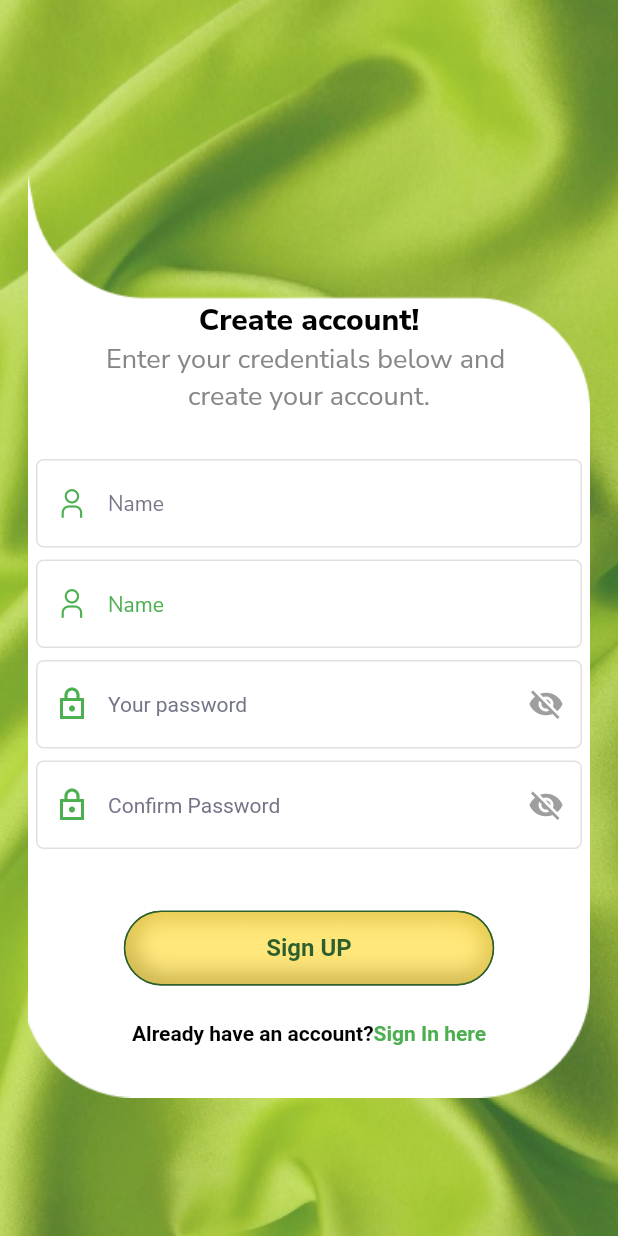
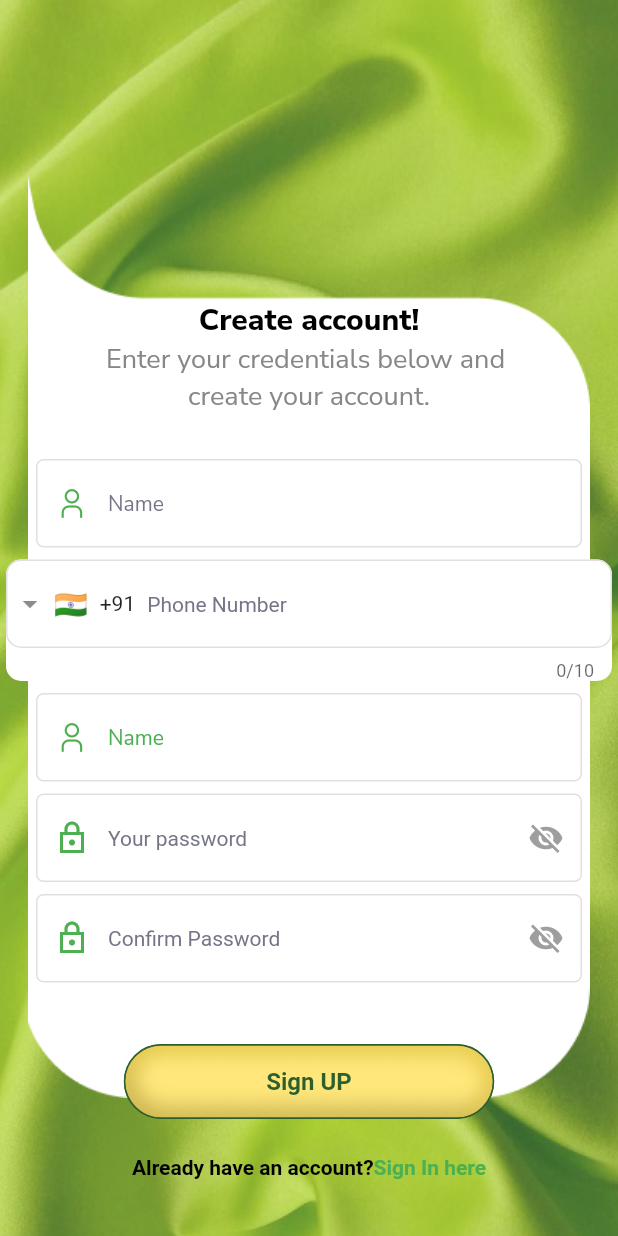
Before and after one commit to amanwebmobril/FindYourlove, a Flutter app: the RegisterPage screen opened directly, on a phone screen of 412 x 824 dp. Run offline on Flutter 3.47's test engine with Material 2 defaults, Android fonts, the phone set to English and light mode, and no system bars; drawn by our look-alikes of intl_phone_field; our stand-ins replace shared_preferences; accounts and stored records are empty; Roboto replaces fonts that are missing (Quicksand).

```diff
--- a/lib/features/auth/design/register.dart
+++ b/lib/features/auth/design/register.dart
@@ -7,6 +7,7 @@ import 'package:findyourlove/components/helpers/appcolor.dart';
 import 'package:findyourlove/components/helpers/button.dart';
 import 'package:findyourlove/components/icons.dart';
 import 'package:flutter/material.dart';
+import 'package:intl_phone_field/intl_phone_field.dart';
 import 'package:shared_preferences/shared_preferences.dart';
 
 import 'forgotpassword.dart';
@@ -20,7 +21,8 @@ class RegisterPage extends StatefulWidget {
 
 class _RegisterPageState extends State<RegisterPage> {
   bool _isChecked = false;
-
+  late String onlyphone;
+  late String isd;
   final TextEditingController nameController = TextEditingController();
   final TextEditingController emailController = TextEditingController();
   final TextEditingController numberController = TextEditingController();
@@ -30,6 +32,7 @@ class _RegisterPageState extends State<RegisterPage> {
   final FocusNode _emailNode = FocusNode();
   final FocusNode _passwordNode = FocusNode();
   final FocusNode _confirmPasswordNode = FocusNode();
+  final FocusNode _phoneNode = FocusNode();
   bool _isObscure = true;
 
   @override
@@ -116,6 +119,75 @@ class _RegisterPageState extends State<RegisterPage> {
                           ),
                         ),
                       ),
+                      Card(
+                          elevation: _phoneNode.hasFocus ? 3.0 : 0.0,
+                          shape: RoundedRectangleBorder(
+                              borderRadius: BorderRadius.circular(10)),
+                          child: IntlPhoneField(
+                            focusNode: _phoneNode,
+                            decoration: InputDecoration(
+                              prefixIcon: Padding(
+                                padding:
+                                    const EdgeInsetsDirectional.only(start: 10),
+                                child: Image.asset(
+                                  "assets/phone.png",
+                                  //height: 15.69,
+                                  //width: 17.63,
+                                ),
+                              ),
+                              hintText: "Phone Number",
+                              hintStyle: const TextStyle(
+                                fontSize: 14,
+                                color: Color(0xFF747688),
+                              ),
+                              focusedBorder: const OutlineInputBorder(
+                                  borderRadius:
+                                      BorderRadius.all(Radius.circular(10)),
+                                  borderSide: BorderSide(
+                                    width: 1,
+                                    color: Colors.green,
+                                  )),
+                              enabledBorder: const OutlineInputBorder(
+                                  borderRadius:
+                                      BorderRadius.all(Radius.circular(10)),
+                                  borderSide: BorderSide(
+                                    width: 1,
+                                    color: Color(0xFFE4DFDF),
+                                  )),
+                              errorBorder: const OutlineInputBorder(
+                                borderSide:
+                                    BorderSide(width: 1, color: Colors.white),
+                              ),
+                              focusedErrorBorder: const OutlineInputBorder(
+                                borderSide: BorderSide(
+                                  width: 1,
+                                  color: Colors.green,
+                                ),
+                              ),
+                            ),
+                            onTap: () => {
+                              if (!currentFocus.hasPrimaryFocus)
+                                {currentFocus.unfocus()}
+                            },
+                            validator: (_phonevalidate) {
+                              if (_phonevalidate == null) {
+                                return 'Enter a valid number';
+                              }
+                              if (_phonevalidate.runtimeType is int == true) {
+                                return 'Numbers Only*******';
+                              }
+                              return null;
+                            },
+                            initialCountryCode: 'IN',
+                            onChanged: (phone) {
+                              // print(phone.number);
+                              // print(phone.countryCode);
+                              setState(() {
+                                onlyphone = phone.number;
+                                isd = phone.countryCode;
+                              });
+                            },
+                          )),
                       Padding(
                         padding: const EdgeInsets.only(left: 20, right: 20),
                         child: Card(
@@ -272,6 +344,16 @@ class _RegisterPageState extends State<RegisterPage> {
                               if (!currentFocus.hasPrimaryFocus)
                                 {currentFocus.unfocus()}
                             },
+                            validator: (_confirmpasswordvalid) {
+                              if (_confirmpasswordvalid == null ||
+                                  _confirmpasswordvalid.isEmpty) {
+                                return 'Enter a valid Password';
+                              } else if (_confirmpasswordvalid.length < 6 &&
+                                  _confirmpasswordvalid != passwordController) {
+                                return 'Enter the same password as above';
+                              }
+                              return null;
+                            },
                           ),
                         ),
                       ),
```
